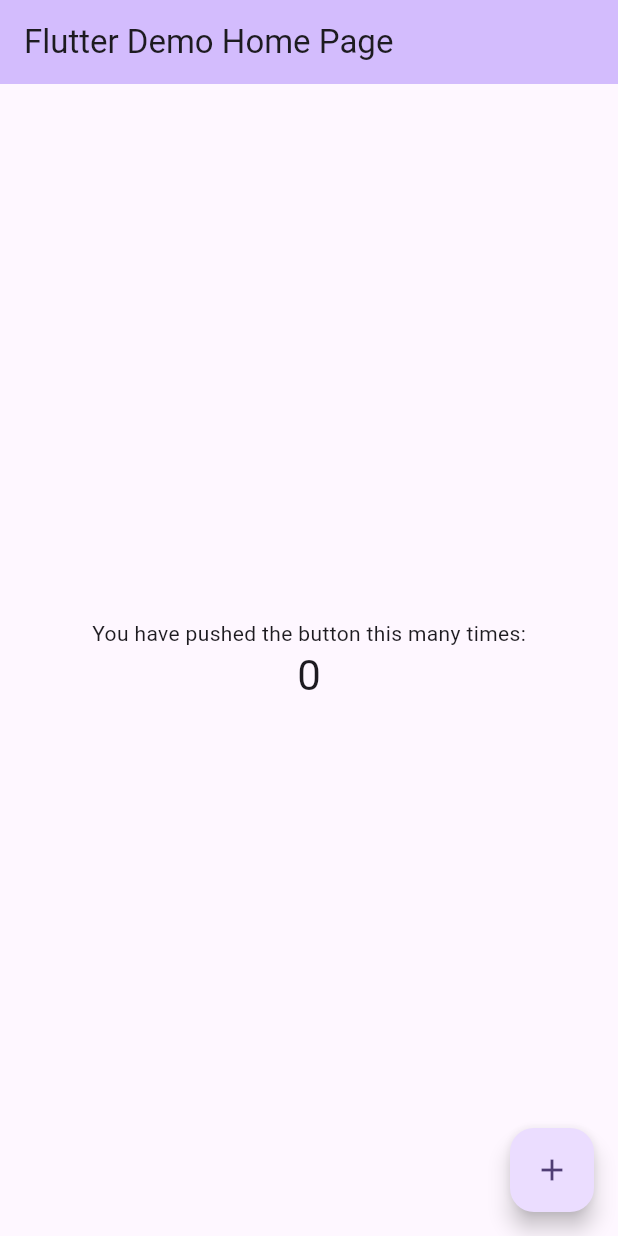
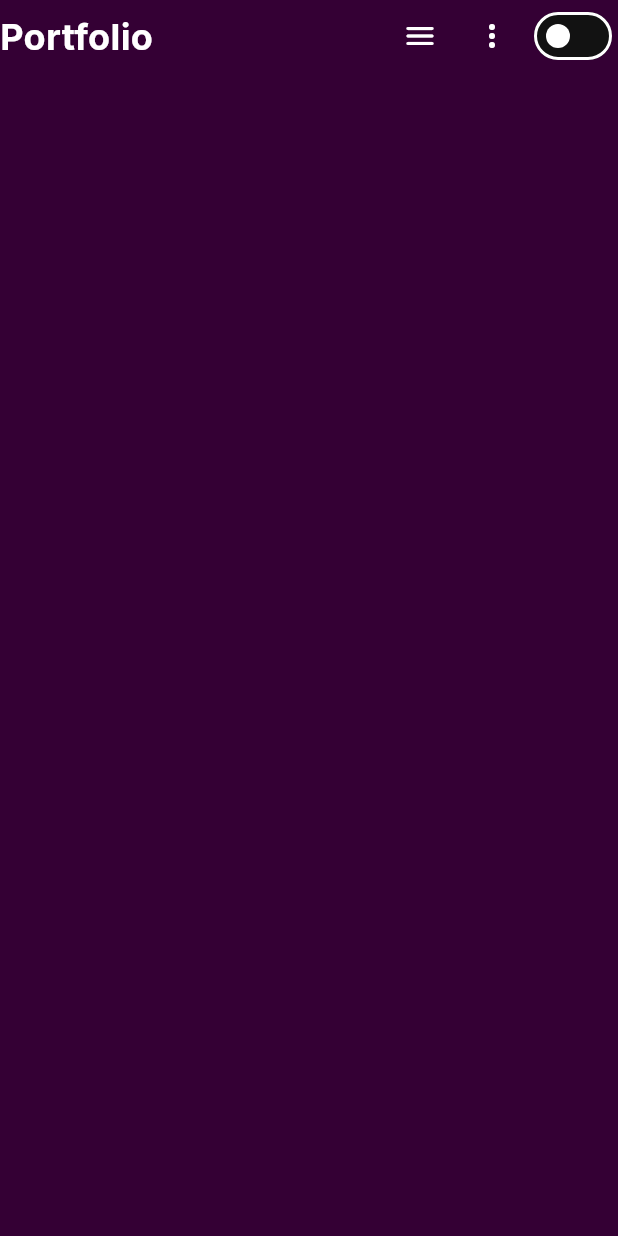
Before and after one commit to aafiqah/aafiqah_portfolio, a Flutter app: the screen it shows after launch, on a phone screen of 412 x 824 dp. Run offline on Flutter 3.47's test engine with Material 3 defaults, Android fonts, the light colour scheme and no system bars; our stand-ins replace google_fonts; generated files the repository leaves out were written again.

Commit message:
initialize feat app style and widget

```diff
--- /dev/null
+++ b/lib/core/constant/app_colors.dart
@@ -0,0 +1,18 @@
+import 'dart:ui';
+
+class AppColors {
+  // Primary brand colors
+  static const primary = Color(0xFF800080); // Light purple
+  static const primaryDark = Color(0xFF340034); // Dark purple
+  static const accent = Color(0xFF64ffda); // Green
+
+  // Neutrals and backgrounds
+  static const background = Color(0xFFece7fd); // Lightest purple
+  static const surface = Color(0xFFdadeeb); // Light slate
+  static const card = Color(0xFFccd6f6); // Lightest slate
+  static const white = Color(0xFFe6f1ff);
+
+  // Text colors
+  static const textPrimary = Color(0xFF340034);
+  static const textOnPrimary = Color(0xFFe6f1ff);
+}
--- /dev/null
+++ b/lib/core/constant/index.dart
@@ -0,0 +1,2 @@
+export 'app_colors.dart';
+export 'app_text_style.dart';
--- /dev/null
+++ b/lib/core/index.dart
@@ -0,0 +1,2 @@
+export 'constant/index.dart';
+export 'utils/index.dart';
--- /dev/null
+++ b/lib/core/utils/app_theme.dart
@@ -0,0 +1,11 @@
+import 'package:aafiqah_portfolio/core/index.dart';
+import 'package:flutter/material.dart';
+
+class AppTheme {
+  static ThemeData get dark => ThemeData(
+    colorScheme: ColorScheme.dark(primary: AppColors.primary),
+    useMaterial3: true,
+    scaffoldBackgroundColor: AppColors.primaryDark,
+    appBarTheme: AppBarTheme(color: AppColors.primaryDark),
+  );
+}
--- /dev/null
+++ b/lib/core/utils/index.dart
@@ -0,0 +1,2 @@
+export 'app_theme.dart';
+export 'extensions.dart';
--- a/lib/main.dart
+++ b/lib/main.dart
@@ -1,4 +1,9 @@
+import 'package:aafiqah_portfolio/presentation/screens/home_page.dart';
 import 'package:flutter/material.dart';
+import 'package:flutter_localizations/flutter_localizations.dart';
+import 'package:flutter_gen/gen_l10n/app_localizations.dart';
+
+import 'core/index.dart';
 
 void main() {
   runApp(const MyApp());
@@ -7,116 +12,19 @@ void main() {
 class MyApp extends StatelessWidget {
   const MyApp({super.key});
 
-  // This widget is the root of your application.
   @override
   Widget build(BuildContext context) {
     return MaterialApp(
-      title: 'Flutter Demo',
-      theme: ThemeData(
-        // This is the theme of your application.
-        //
-        // TRY THIS: Try running your application with "flutter run". You'll see
-        // the application has a purple toolbar. Then, without quitting the app,
-        // try changing the seedColor in the colorScheme below to Colors.green
-        // and then invoke "hot reload" (save your changes or press the "hot
-        // reload" button in a Flutter-supported IDE, or press "r" if you used
-        // the command line to start the app).
-        //
-        // Notice that the counter didn't reset back to zero; the application
-        // state is not lost during the reload. To reset the state, use hot
-        // restart instead.
-        //
-        // This works for code too, not just values: Most code changes can be
-        // tested with just a hot reload.
-        colorScheme: ColorScheme.fromSeed(seedColor: Colors.deepPurple),
-      ),
-      home: const MyHomePage(title: 'Flutter Demo Home Page'),
+      localizationsDelegates: [
+        AppLocalizations.delegate,
+        GlobalMaterialLocalizations.delegate,
+        GlobalWidgetsLocalizations.delegate,
+        GlobalCupertinoLocalizations.delegate,
+      ],
+      darkTheme: AppTheme.dark,
+      themeMode: ThemeMode.dark,
+      supportedLocales: [Locale('en'), Locale('ms')],
+      home: HomePage(),
     );
   }
 }
-
-class MyHomePage extends StatefulWidget {
-  const MyHomePage({super.key, required this.title});
-
-  // This widget is the home page of your application. It is stateful, meaning
-  // that it has a State object (defined below) that contains fields that affect
-  // how it looks.
-
-  // This class is the configuration for the state. It holds the values (in this
-  // case the title) provided by the parent (in this case the App widget) and
-  // used by the build method of the State. Fields in a Widget subclass are
-  // always marked "final".
-
-  final String title;
-
-  @override
-  State<MyHomePage> createState() => _MyHomePageState();
-}
-
-class _MyHomePageState extends State<MyHomePage> {
-  int _counter = 0;
-
-  void _incrementCounter() {
-    setState(() {
-      // This call to setState tells the Flutter framework that something has
-      // changed in this State, which causes it to rerun the build method below
-      // so that the display can reflect the updated values. If we changed
-      // _counter without calling setState(), then the build method would not be
-      // called again, and so nothing would appear to happen.
-      _counter++;
-    });
-  }
-
-  @override
-  Widget build(BuildContext context) {
-    // This method is rerun every time setState is called, for instance as done
-    // by the _incrementCounter method above.
-    //
-    // The Flutter framework has been optimized to make rerunning build methods
-    // fast, so that you can just rebuild anything that needs updating rather
-    // than having to individually change instances of widgets.
-    return Scaffold(
-      appBar: AppBar(
-        // TRY THIS: Try changing the color here to a specific color (to
-        // Colors.amber, perhaps?) and trigger a hot reload to see the AppBar
-        // change color while the other colors stay the same.
-        backgroundColor: Theme.of(context).colorScheme.inversePrimary,
-        // Here we take the value from the MyHomePage object that was created by
-        // the App.build method, and use it to set our appbar title.
-        title: Text(widget.title),
-      ),
-      body: Center(
-        // Center is a layout widget. It takes a single child and positions it
-        // in the middle of the parent.
-        child: Column(
-          // Column is also a layout widget. It takes a list of children and
-          // arranges them vertically. By default, it sizes itself to fit its
-          // children horizontally, and tries to be as tall as its parent.
-          //
-          // Column has various properties to control how it sizes itself and
-          // how it positions its children. Here we use mainAxisAlignment to
-          // center the children vertically; the main axis here is the vertical
-          // axis because Columns are vertical (the cross axis would be
-          // horizontal).
-          //
-          // TRY THIS: Invoke "debug painting" (choose the "Toggle Debug Paint"
-          // action in the IDE, or press "p" in the console), to see the
-          // wireframe for each widget.
-          mainAxisAlignment: MainAxisAlignment.center,
-          children: <Widget>[
-            const Text('You have pushed the button this many times:'),
-            Text(
-              '$_counter',
-              style: Theme.of(context).textTheme.headlineMedium,
-            ),
-          ],
-        ),
-      ),
-      floatingActionButton: FloatingActionButton(
-        onPressed: _incrementCounter,
-        tooltip: 'Increment',
-        child: const Icon(Icons.add),
-      ), // This trailing comma makes auto-formatting nicer for build methods.
-    );
-  }
-}
--- /dev/null
+++ b/lib/presentation/global_widgets/app_bar.dart
@@ -0,0 +1,88 @@
+import 'package:aafiqah_portfolio/core/index.dart';
+import 'package:flutter/material.dart';
+
+class AppBarPortfolio extends StatelessWidget {
+  const AppBarPortfolio({super.key});
+
+  @override
+  Widget build(BuildContext context) {
+    final sizeWidth = MediaQuery.sizeOf(context).width;
+
+    return Container(
+      color: Theme.of(context).appBarTheme.backgroundColor,
+      child: Row(
+        children: [
+          AppLogo(),
+          Spacer(),
+          AppMenus(),
+          if (sizeWidth > 900) Spacer(),
+          AppLanguageToggle(),
+          AppThemeToggle(),
+        ],
+      ),
+    );
+  }
+}
+
+class AppLogo extends StatelessWidget {
+  const AppLogo({super.key});
+
+  @override
+  Widget build(BuildContext context) {
+    return Text('Portfolio', style: context.textStyle.titleLgBold);
+  }
+}
+
+class AppMenus extends StatelessWidget {
+  const AppMenus({super.key});
+
+  @override
+  Widget build(BuildContext context) {
+    final sizeWidth = MediaQuery.sizeOf(context).width;
+    return sizeWidth > 900
+        ? Row(
+          spacing: 120,
+          children: [
+            Text(context.languageTexts.home),
+            Text(context.languageTexts.aboutMe),
+            Text(context.languageTexts.portfolio),
+            Text(context.languageTexts.contact),
+          ],
+        )
+        : PopupMenuButton(
+          icon: Icon(Icons.menu_rounded),
+          itemBuilder: (context) {
+            return [
+              PopupMenuItem(child: Text(context.languageTexts.home)),
+              PopupMenuItem(child: Text(context.languageTexts.aboutMe)),
+              PopupMenuItem(child: Text(context.languageTexts.portfolio)),
+              PopupMenuItem(child: Text(context.languageTexts.contact)),
+            ];
+          },
+        );
+  }
+}
+
+class AppLanguageToggle extends StatelessWidget {
+  const AppLanguageToggle({super.key});
+
+  @override
+  Widget build(BuildContext context) {
+    // final size = MediaQuery.sizeOf(context).width;
+    return PopupMenuButton(
+      itemBuilder: (context) {
+        return [PopupMenuItem(child: Text('English')), PopupMenuItem(child: Text('Malay'))];
+      },
+    );
+  }
+}
+
+class AppThemeToggle extends StatelessWidget {
+  const AppThemeToggle({super.key});
+
+  @override
+  Widget build(BuildContext context) {
+    // final size = MediaQuery.sizeOf(context).width;
+    return Switch(value: false, onChanged: (value) {});
+  }
+}
--- /dev/null
+++ b/lib/presentation/global_widgets/index.dart
@@ -0,0 +1 @@
+export 'app_bar.dart';
--- /dev/null
+++ b/lib/presentation/index.dart
@@ -0,0 +1,2 @@
+export 'screens/index.dart';
+export 'global_widgets/index.dart';
--- /dev/null
+++ b/lib/presentation/screens/home_page.dart
@@ -0,0 +1,14 @@
+import 'package:flutter/material.dart';
+
+import '../index.dart';
+
+class HomePage extends StatelessWidget {
+  const HomePage({super.key});
+
+  @override
+  Widget build(BuildContext context) {
+    return Scaffold(
+      body: AppBarPortfolio(),
+    );
+  }
+}
--- /dev/null
+++ b/lib/presentation/screens/index.dart
@@ -0,0 +1 @@
+export 'home_page.dart';
```
Also changed, not shown: lib/core/constant/app_text_style.dart (added, +67 -0 lines), lib/core/utils/extensions.dart (added, +38 -0 lines).
